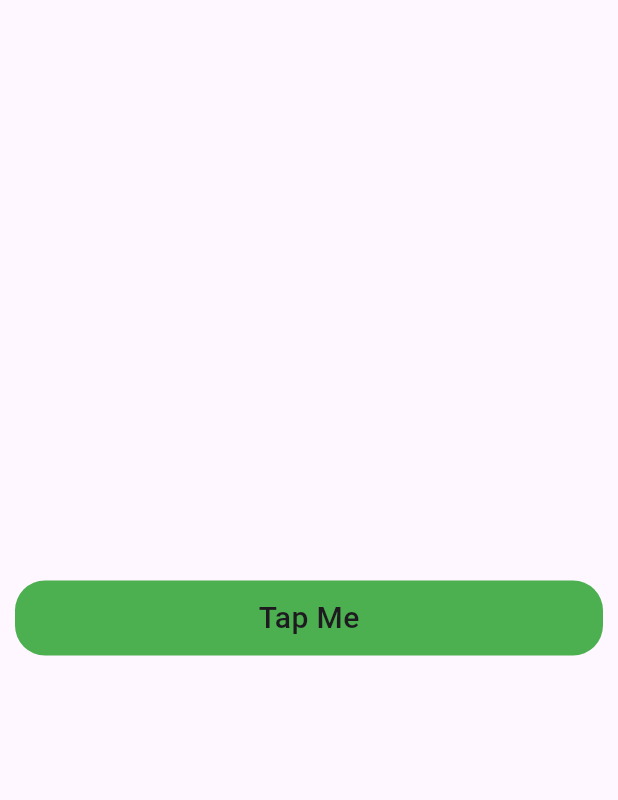
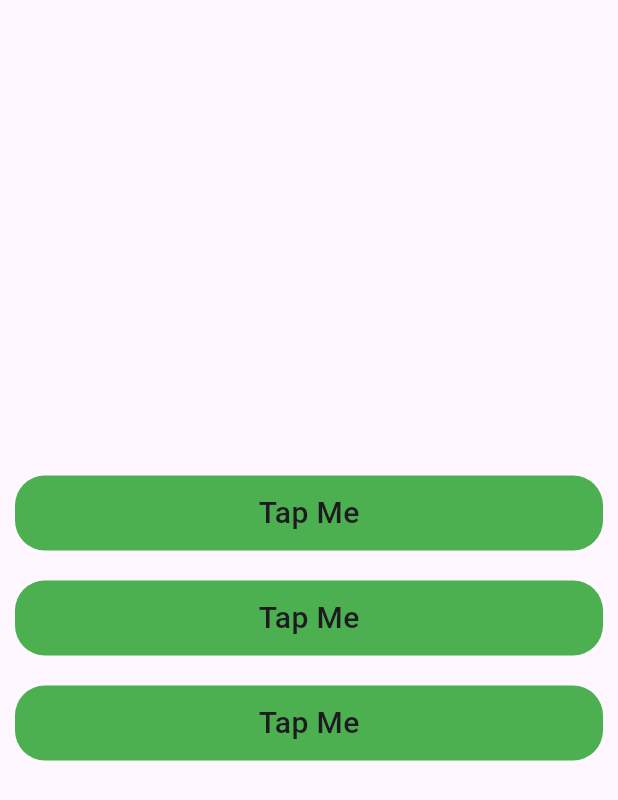
Before and after one commit to Shegzzy/Getx_State_Management, a Flutter app: the screen it shows after launch, on a phone screen of 412 x 824 dp. Shown: the top 800 px of the screen. Run offline on Flutter 3.47's test engine with Material 2 defaults, Android fonts, the phone set to English and light mode, and no system bars; our stand-ins replace get.

Commit message:
injected the controller(dependency)

```diff
--- a/lib/home-page/home_page.dart
+++ b/lib/home-page/home_page.dart
@@ -1,10 +1,13 @@
 import 'package:flutter/material.dart';
+import 'package:get/get.dart';
+import 'package:getx_state_management/controllers/tap_controller.dart';
 
 class HomePage extends StatelessWidget {
   const HomePage({super.key});
 
   @override
   Widget build(BuildContext context) {
+    TapController controller = Get.put(TapController());
     return Scaffold(
       body: SafeArea(
           child: Container(
@@ -13,6 +16,26 @@ class HomePage extends StatelessWidget {
             child: Column(
               mainAxisAlignment: MainAxisAlignment.center,
               children: [
+                GestureDetector(
+                  onTap: (){
+                    controller.increase();
+                  },
+                  child: Container(
+                    margin: const EdgeInsets.all(10),
+                    height: 50,
+                    decoration: BoxDecoration(
+                      borderRadius: BorderRadius.circular(20),
+                      color: Colors.green,
+                    ),
+                    child: const Center(
+                      child: Text("Tap Me", style: TextStyle(
+                        fontSize: 20,
+                        fontWeight: FontWeight.w500,
+                      ),
+                      ),
+                    ),
+                  ),
+                ),
                 GestureDetector(
                   onTap: (){},
                   child: Container(
@@ -26,10 +49,29 @@ class HomePage extends StatelessWidget {
                       child: Text("Tap Me", style: TextStyle(
                         fontSize: 20,
                         fontWeight: FontWeight.w500,
-                      ),),
+                      ),
+                      ),
                     ),
                   ),
-                )
+                ),
+                GestureDetector(
+                  onTap: (){},
+                  child: Container(
+                    margin: const EdgeInsets.all(10),
+                    height: 50,
+                    decoration: BoxDecoration(
+                      borderRadius: BorderRadius.circular(20),
+                      color: Colors.green,
+                    ),
+                    child: const Center(
+                      child: Text("Tap Me", style: TextStyle(
+                        fontSize: 20,
+                        fontWeight: FontWeight.w500,
+                      ),
+                      ),
+                    ),
+                  ),
+                ),
               ],
             ),
           )
```
